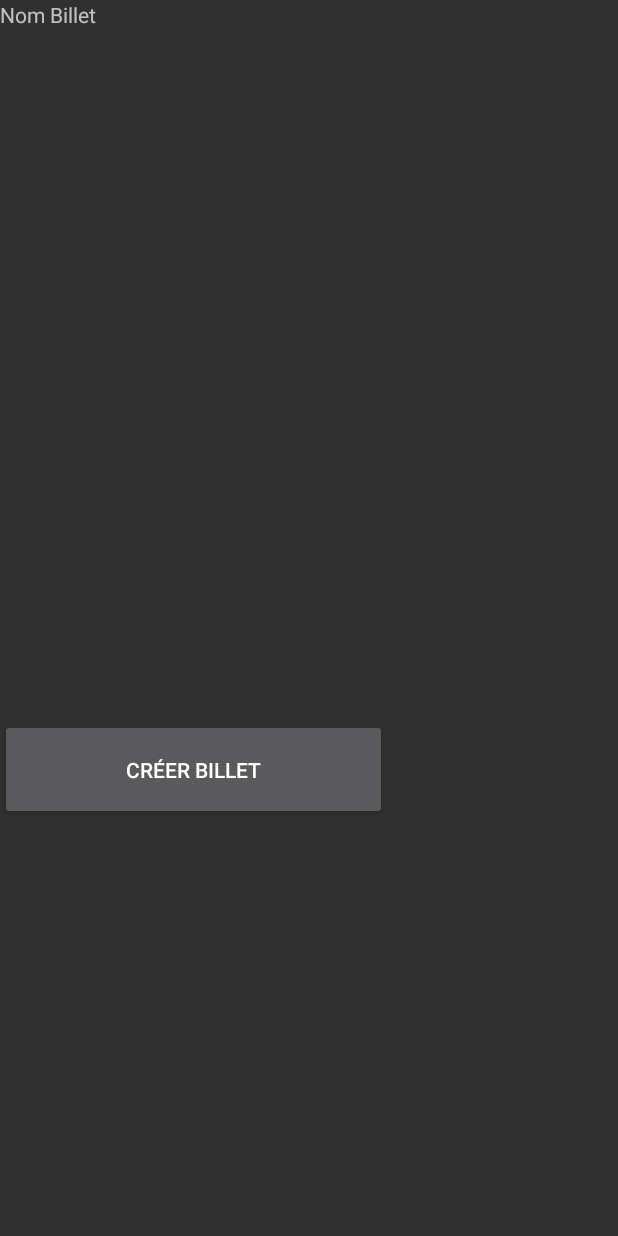
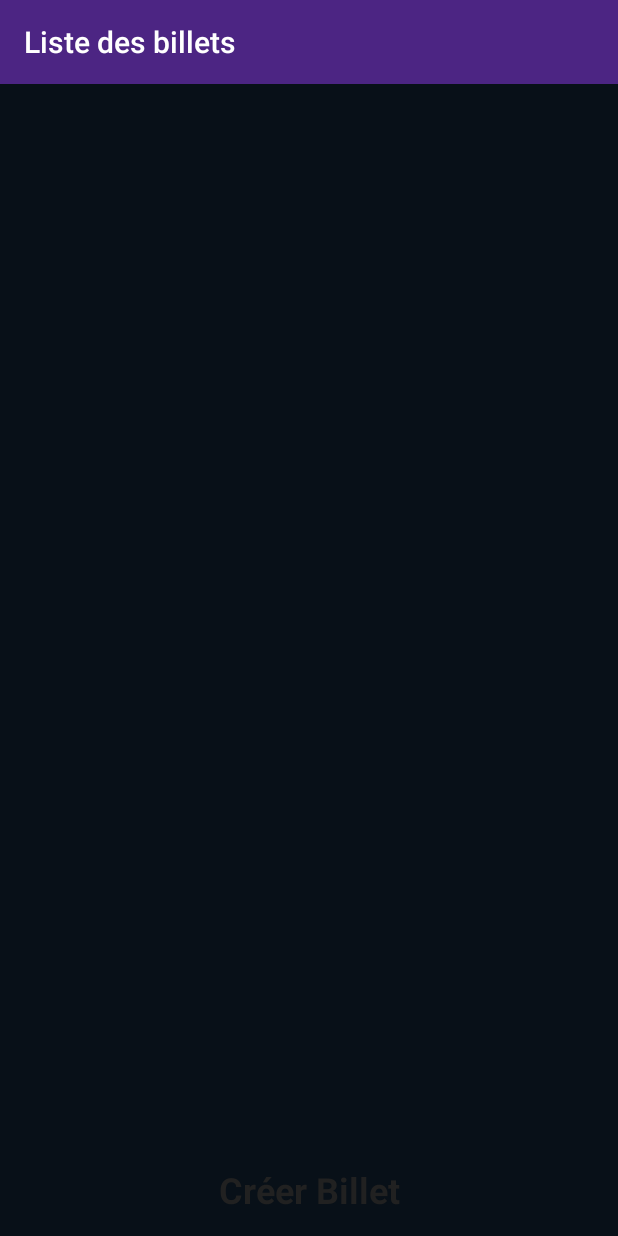
Before and after one commit to h-d3v/todo-app, an Android app: the VueVoirBillet screen opened directly, with no data from a screen before it, on a phone screen of 412 x 824 dp. Run offline under Robolectric (Android 15) with nearby library versions, the phone set to English and light mode, and no system bars; libraries missing offline, so code that uses them is left out: it.xabaras.android; 2 statements that could not run were skipped.

Commit message:
Amélioration de l'apparence du fragemement voirBillet

```diff
--- a/app/src/main/java/dti/g25/maitredesbillets/présentation/modèle/Modèle.java
+++ b/app/src/main/java/dti/g25/maitredesbillets/présentation/modèle/Modèle.java
@@ -2,15 +2,12 @@ package dti.g25.maitredesbillets.présentation.modèle;
 
 
 import android.content.Context;
-import dti.g25.maitredesbillets.dao.DAOFactorySQLite;
-import dti.g25.maitredesbillets.dao.ProjetDAOSQLite;
 import dti.g25.maitredesbillets.domaine.entité.Billet;
 import dti.g25.maitredesbillets.domaine.interacteur.CréationBillet;
 import dti.g25.maitredesbillets.domaine.entité.Projet;
 import dti.g25.maitredesbillets.modele.dao.DAO;
 import dti.g25.maitredesbillets.modele.dao.DAOFactory;
 
-import java.util.LinkedList;
 import java.util.ArrayList;
 import java.util.List;
 
--- a/app/src/main/java/dti/g25/maitredesbillets/présentation/vue/VueCréerBillet.java
+++ b/app/src/main/java/dti/g25/maitredesbillets/présentation/vue/VueCréerBillet.java
@@ -8,10 +8,7 @@ import android.view.View;
 import android.view.ViewGroup;
 import android.widget.Button;
 import android.widget.TextView;
-
 import androidx.fragment.app.Fragment;
-
-import org.w3c.dom.Text;
 
 import dti.g25.maitredesbillets.R;
 import dti.g25.maitredesbillets.présentation.ContratVuePrésenteurCréerBillet;
@@ -37,8 +34,8 @@ public class VueCréerBillet extends Fragment implements ContratVuePrésenteurCr
                               Bundle savedInstanceState) {
         View racine = inflater.inflate(R.layout.fragement_creer_billet, container, false);
 
-        txtTitreBillet=(TextView)racine.findViewById(R.id.txtCréeationTitreBillet);
-        txtDescriptionBillet=(TextView)racine.findViewById(R.id.txtDescriptionCréeationBillet);
+        txtTitreBillet=racine.findViewById(R.id.txtCréeationTitreBillet);
+        txtDescriptionBillet=racine.findViewById(R.id.txtDescriptionCréeationBillet);
         btnCreerBillet = racine.findViewById(R.id.btnCreerBillet);
         txtTitreBillet.addTextChangedListener(billetTextWatcher);
         txtDescriptionBillet.addTextChangedListener(billetTextWatcher);
--- a/app/src/main/res/layout/activity_voir_billet.xml
+++ b/app/src/main/res/layout/activity_voir_billet.xml
@@ -6,6 +6,7 @@
     android:id="@+id/layout_voir_billet"
     android:layout_width="match_parent"
     android:layout_height="match_parent"
+    android:background="@color/backgroundBlack"
     tools:context=".ui.activité.voirBilletActivity">
 
 </androidx.constraintlayout.widget.ConstraintLayout>
--- a/app/src/main/res/layout/billet_view.xml
+++ b/app/src/main/res/layout/billet_view.xml
@@ -9,14 +9,14 @@
     <TextView
         android:id="@+id/txtTitreBillet"
         android:layout_width="wrap_content"
-        android:layout_height="wrap_content"
+        android:layout_height="59dp"
         android:layout_weight="1"
         android:text="TextView" />
 
     <Button
         android:id="@+id/btnVoirDétail"
-        android:layout_width="wrap_content"
-        android:layout_height="wrap_content"
+        android:layout_width="30dp"
+        android:layout_height="match_parent"
         android:layout_weight="1"
-        android:text="Button" />
+        android:text="Voir billet" />
 </LinearLayout>
--- a/app/src/main/res/layout/fragement_voir_billet.xml
+++ b/app/src/main/res/layout/fragement_voir_billet.xml
@@ -1,29 +1,41 @@
 <?xml version="1.0" encoding="utf-8"?>
-<LinearLayout
-    xmlns:android="http://schemas.android.com/apk/res/android"
+<LinearLayout xmlns:android="http://schemas.android.com/apk/res/android"
+    xmlns:app="http://schemas.android.com/apk/res-auto"
     android:layout_width="match_parent"
     android:layout_height="match_parent"
+    xmlns:tools="http://schemas.android.com/tools"
     android:orientation="vertical">
 
-    <TextView
-        android:id="@+id/textView"
+    <androidx.appcompat.widget.Toolbar
+        android:id="@+id/tbBillets"
         android:layout_width="match_parent"
         android:layout_height="wrap_content"
-        android:text="@string/nom_Billet" />
+        android:background="@color/toolbarMauve"
+        android:minHeight="?attr/actionBarSize"
+        android:theme="?attr/actionBarTheme"
+        app:title="Liste des billets" />
 
     <androidx.recyclerview.widget.RecyclerView
         android:id="@+id/rvBillets"
         android:layout_width="match_parent"
-        android:layout_height="460dp">
-        android:layout_height="501dp"
-        android:background="#081018">
-        android:layout_height="501dp"
-        android:background="#081018">
-    </androidx.recyclerview.widget.RecyclerView>
+        android:layout_height="0dp"
+        android:layout_weight="1"
+        android:background="#081018"
+        android:paddingLeft="10dp"
+        android:paddingTop="10dp"
+        android:saveEnabled="false"
+        android:paddingStart="10dp"
+        tools:ignore="RtlSymmetry" />
 
     <Button
         android:id="@+id/btnCréerBillet"
-        android:layout_width="258dp"
-        android:layout_height="67dp"
-        android:text="@string/créer_billet" />
+        style="@style/Widget.MaterialComponents.Button.TextButton.Icon"
+        android:layout_width="match_parent"
+        android:layout_height="62dp"
+        android:text="@string/créer_billet"
+        android:textAppearance="@style/TextAppearance.AppCompat.Body1"
+        android:textSize="24sp"
+        android:textStyle="bold"
+        app:srcCompat="@android:drawable/ic_menu_add"/>
+
 </LinearLayout>
```
